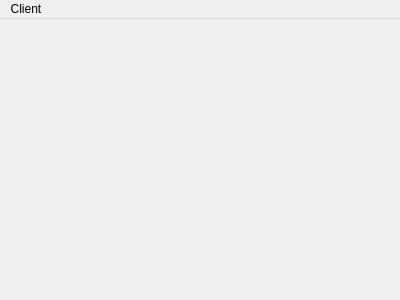
Above: client/client.ui from HackerSchool/r2p before the change. Below: the same form after it.
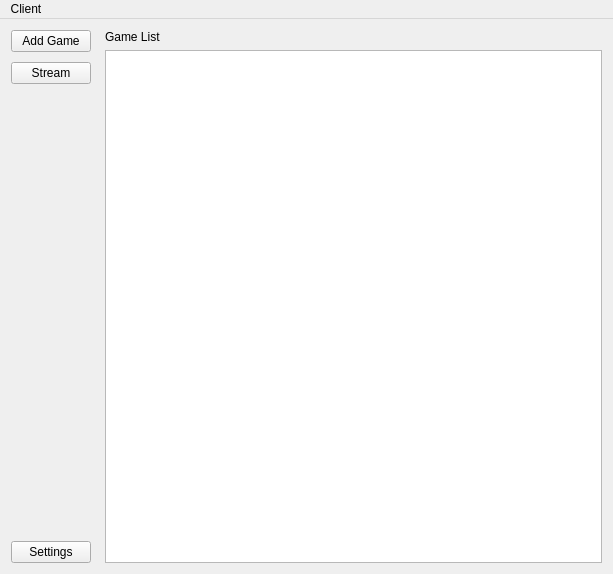
That is the form after the change. Icons and pictures are not drawn.

Commit message: [client] start work on layout, quit button & icon

What changed in the file:
```diff
--- a/client/client.ui
+++ b/client/client.ui
@@ -6,20 +6,106 @@
    <rect>
     <x>0</x>
     <y>0</y>
-    <width>400</width>
-    <height>300</height>
+    <width>613</width>
+    <height>574</height>
    </rect>
   </property>
   <property name="windowTitle">
    <string>client</string>
   </property>
-  <widget class="QWidget" name="centralWidget"/>
+  <widget class="QWidget" name="centralWidget">
+   <layout class="QHBoxLayout" name="horizontalLayout">
+    <item>
+     <widget class="QWidget" name="widget" native="true">
+      <layout class="QVBoxLayout" name="verticalLayout_2">
+       <property name="spacing">
+        <number>10</number>
+       </property>
+       <property name="leftMargin">
+        <number>0</number>
+       </property>
+       <property name="topMargin">
+        <number>0</number>
+       </property>
+       <property name="rightMargin">
+        <number>4</number>
+       </property>
+       <property name="bottomMargin">
+        <number>0</number>
+       </property>
+       <item>
+        <widget class="QPushButton" name="addGameButton">
+         <property name="text">
+          <string>Add Game</string>
+         </property>
+        </widget>
+       </item>
+       <item>
+        <widget class="QPushButton" name="streamButton">
+         <property name="text">
+          <string>Stream</string>
+         </property>
+        </widget>
+       </item>
+       <item>
+        <spacer name="verticalSpacer">
+         <property name="orientation">
+          <enum>Qt::Vertical</enum>
+         </property>
+         <property name="sizeHint" stdset="0">
+          <size>
+           <width>20</width>
+           <height>424</height>
+          </size>
+         </property>
+        </spacer>
+       </item>
+       <item>
+        <widget class="QPushButton" name="settingsButton">
+         <property name="text">
+          <string>Settings</string>
+         </property>
+        </widget>
+       </item>
+      </layout>
+     </widget>
+    </item>
+    <item>
+     <widget class="QWidget" name="widget_2" native="true">
+      <layout class="QVBoxLayout" name="verticalLayout">
+       <property name="leftMargin">
+        <number>4</number>
+       </property>
+       <property name="topMargin">
+        <number>0</number>
+       </property>
+       <property name="rightMargin">
+        <number>0</number>
+       </property>
+       <property name="bottomMargin">
+        <number>0</number>
+       </property>
+       <item>
+        <widget class="QLabel" name="label">
+         <property name="text">
+          <string>Game List</string>
+         </property>
+        </widget>
+       </item>
+       <item>
+        <widget class="QListWidget" name="listWidget"/>
+       </item>
+      </layout>
+     </widget>
+    </item>
+   </layout>
+  </widget>
   <widget class="QMenuBar" name="menuBar">
    <property name="geometry">
     <rect>
      <x>0</x>
      <y>0</y>
-     <width>400</width>
+     <width>613</width>
      <height>21</height>
     </rect>
    </property>
```
Left out of the diff: 39 changed lines with no effect on the pictures. The commit also changes 3 other files.
